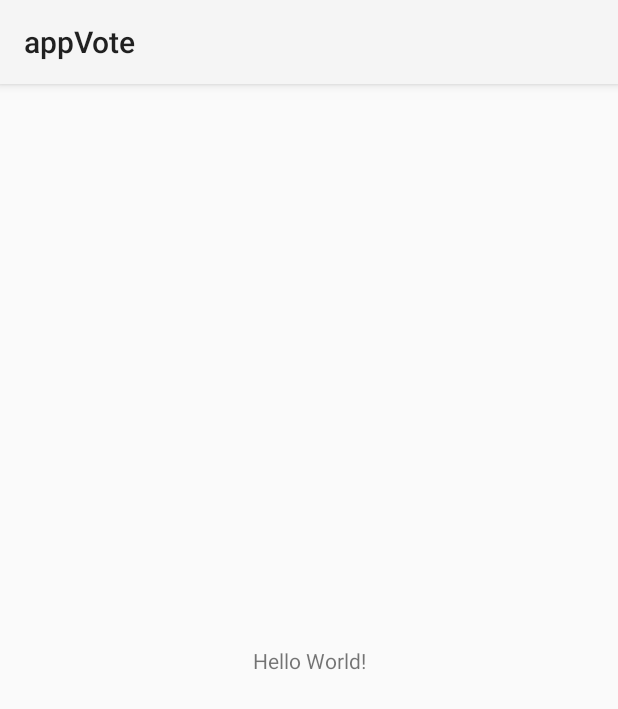
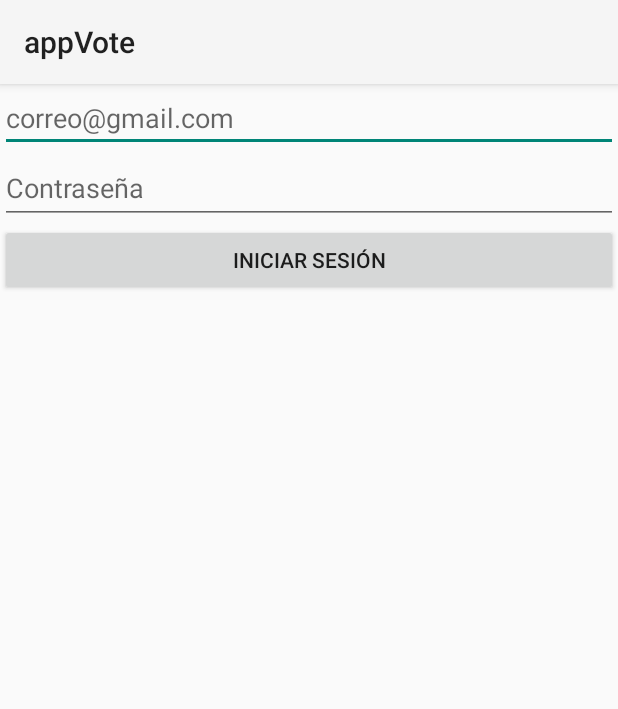
Before and after one commit to danielSainero/appVote, an Android app: the screen it shows after launch (MainActivity before the commit, login after it), on a phone screen of 412 x 824 dp. Shown: the top 709 px of the screen. Run offline under Robolectric (Android 15) with nearby library versions, the phone set to English and light mode, and no system bars; our stand-ins replace Firebase (no records; nobody signed in at launch, a user with empty details on screens opened directly); 3 statements that could not run were skipped.

Commit message:
Test login

```diff
--- a/app/src/main/AndroidManifest.xml
+++ b/app/src/main/AndroidManifest.xml
@@ -11,6 +11,9 @@
         android:theme="@style/Theme.AppVote">
         <activity
             android:name=".MainActivity"
+            android:exported="true" />
+        <activity
+            android:name=".login"
             android:exported="true">
             <intent-filter>
                 <action android:name="android.intent.action.MAIN" />
--- /dev/null
+++ b/app/src/main/java/sainero/dani/appvote/login.kt
@@ -0,0 +1,64 @@
+package sainero.dani.appvote
+
+import android.content.Intent
+import android.graphics.Color
+import androidx.appcompat.app.AppCompatActivity
+import android.os.Bundle
+import android.util.Log
+import android.widget.Toast
+import com.google.firebase.auth.FirebaseAuth
+import com.google.firebase.auth.ktx.auth
+import com.google.firebase.ktx.Firebase
+import sainero.dani.appvote.databinding.ActivityLoginBinding
+import kotlin.math.log
+
+class login : AppCompatActivity() {
+    private lateinit var auth: FirebaseAuth
+    private lateinit var  binding: ActivityLoginBinding
+
+    override fun onCreate(savedInstanceState: Bundle?) {
+        super.onCreate(savedInstanceState)
+        binding = ActivityLoginBinding.inflate(layoutInflater)
+        setContentView(R.layout.activity_login)
+        auth = Firebase.auth
+        binding.signInBtn.setBackgroundColor(Color.BLACK)
+
+        binding.signInBtn.setOnClickListener{
+            //if (binding.signInEmail.text.toString().isNotEmpty() || binding.signInPassword.text.toString().isNotEmpty()){}
+            signIn(
+                binding.signInEmail.text.toString(),
+                binding.signInPassword.text.toString()
+            )}
+    }
+
+    private fun signIn(email: String, password: String) {
+        auth.signInWithEmailAndPassword(email, password)
+            .addOnCompleteListener(this) { task ->
+                if (task.isSuccessful) {
+                    // Sign in success, update UI with the signed-in user's information
+                    Log.d("AccesoFirebase", "signInWithEmail:success")
+                    val user = auth.currentUser
+                    reload()
+                } else {
+                    // If sign in fails, display a message to the user.
+                    Log.w("AccesoFirebase", "signInWithEmail:failure", task.exception)
+                    Toast.makeText(baseContext, "Authentication failed.",
+                        Toast.LENGTH_SHORT).show()
+                }
+            }
+    }
+
+    public override fun onStart() {
+        super.onStart()
+        // Check if user is signed in (non-null) and update UI accordingly.
+        val currentUser = auth.currentUser
+        if(currentUser != null){
+            reload();
+        }
+    }
+
+    private fun reload() {
+        this.startActivity(
+            Intent(this, MainActivity::class.java)
+        )}
+}
--- /dev/null
+++ b/app/src/main/res/layout/activity_login.xml
@@ -0,0 +1,31 @@
+<?xml version="1.0" encoding="utf-8"?>
+<LinearLayout xmlns:android="http://schemas.android.com/apk/res/android"
+    xmlns:app="http://schemas.android.com/apk/res-auto"
+    xmlns:tools="http://schemas.android.com/tools"
+    android:orientation="vertical"
+    android:layout_width="match_parent"
+    android:layout_height="match_parent"
+    tools:context=".login">
+    <EditText
+        android:id="@+id/signInEmail"
+        android:layout_width="match_parent"
+        android:layout_height="wrap_content"
+        android:ems="10"
+        android:hint="@string/loginEmail"
+        android:inputType="textEmailAddress" />
+
+    <EditText
+        android:id="@+id/signInPassword"
+        android:layout_width="match_parent"
+        android:layout_height="wrap_content"
+        android:ems="10"
+        android:hint="@string/loginPassword"
+        android:inputType="textPassword"
+        android:minHeight="48dp" />
+
+    <Button
+        android:id="@+id/signInBtn"
+        android:layout_width="match_parent"
+        android:layout_height="wrap_content"
+        android:text="@string/loginEnviar" />
+</LinearLayout>
--- a/app/src/main/res/values/strings.xml
+++ b/app/src/main/res/values/strings.xml
@@ -1,3 +1,6 @@
 <resources>
     <string name="app_name">appVote</string>
+    <string name="loginEmail">correo@gmail.com</string>
+    <string name="loginPassword">Contraseña</string>
+    <string name="loginEnviar">Iniciar Sesión</string>
 </resources>
```
Also changed, not shown: app/build.gradle (+8 -0 lines).
